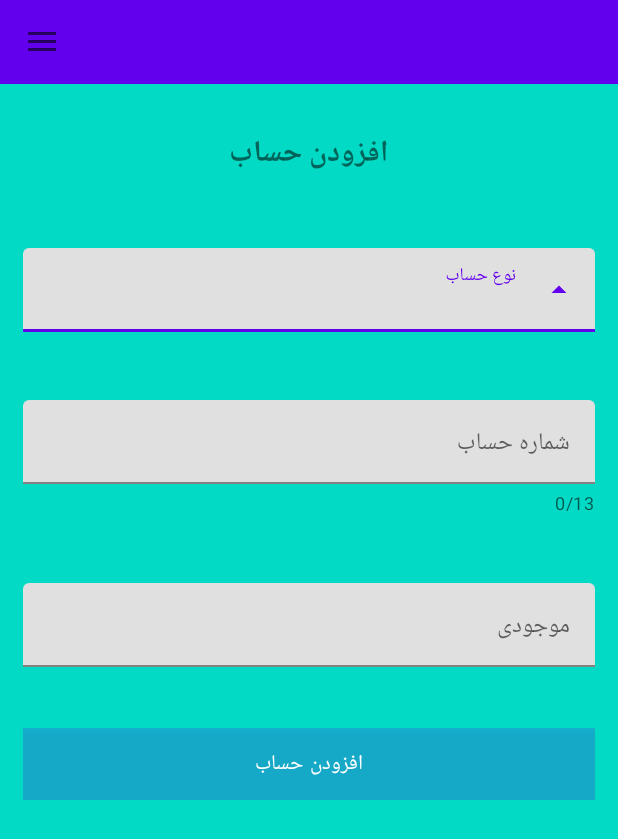
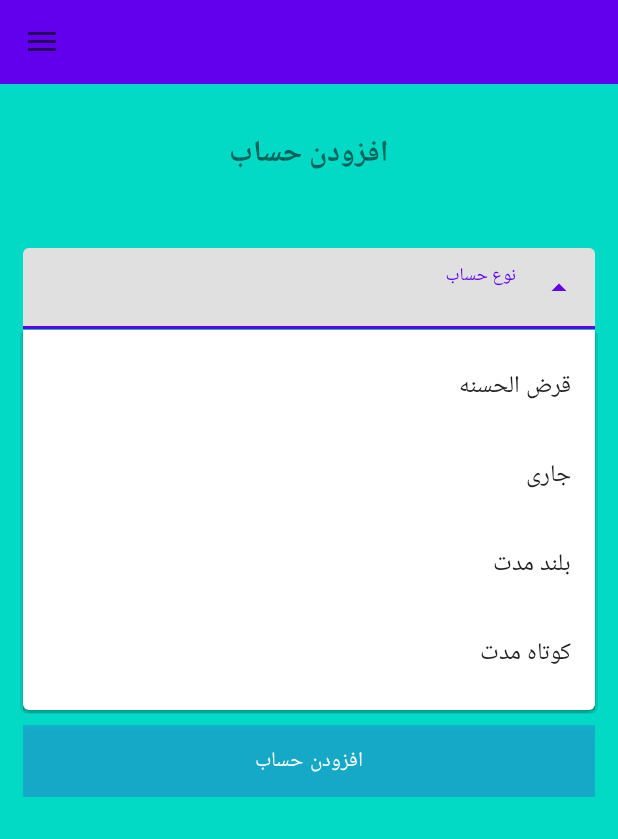
Before and after one commit to najmeRajabi/AccountManager, an Android app: the CreateAccountFragment screen opened through its navigation route, after a tap on an icon or button, on a phone screen of 412 x 824 dp. Shown: the top 839 px of the screen. Run offline under Robolectric (Android 15) with nearby library versions, the phone set to English and light mode, and no system bars; our stand-ins replace navigation-ui.

Commit message:
fix bug in CreateAccountFragment.kt

```diff
--- a/app/src/main/java/com/example/accountmanager/account/CreateAccountFragment.kt
+++ b/app/src/main/java/com/example/accountmanager/account/CreateAccountFragment.kt
@@ -7,6 +7,7 @@ import android.view.View
 import android.view.ViewGroup
 import android.widget.ArrayAdapter
 import android.widget.AutoCompleteTextView
+import android.widget.TextView
 import com.example.accountmanager.R
 import com.example.accountmanager.databinding.FragmentCreateAccountBinding
 
@@ -21,8 +22,8 @@ class CreateAccountFragment : Fragment() {
         inflater: LayoutInflater, container: ViewGroup?,
         savedInstanceState: Bundle?
     ): View? {
-        // Inflate the layout for this fragment
-        return inflater.inflate(R.layout.fragment_create_account, container, false)
+        binding = FragmentCreateAccountBinding.inflate(layoutInflater, container, false)
+        return binding.root
     }
 
     override fun onViewCreated(view: View, savedInstanceState: Bundle?) {
@@ -30,7 +31,8 @@ class CreateAccountFragment : Fragment() {
 
         val items = listOf("قرض الحسنه", "جاری", "بلند مدت", "کوتاه مدت")
         val adapter = ArrayAdapter(requireContext(), R.layout.list_item_account_type, items)
-        (binding.accountTypeEdt as? AutoCompleteTextView)?.setAdapter(adapter)
+        val txvAccountType = activity?.findViewById<AutoCompleteTextView>(R.id.accountType_edt)
+        txvAccountType?.setAdapter(adapter)
     }
 
 }
--- a/app/src/main/java/com/example/accountmanager/profile/EditProfileFragment.kt
+++ b/app/src/main/java/com/example/accountmanager/profile/EditProfileFragment.kt
@@ -38,7 +38,8 @@ class EditProfileFragment : Fragment() {
          binding.registerBtn.setOnClickListener {
              if (checkFields()) {
                  saveInSharedPref()
-                 findNavController().navigate(R.id.action_editProfileFragment_to_showProfileFragment)
+                 activity?.onBackPressed()
+//                 findNavController().navigate(R.id.action_editProfileFragment_to_showProfileFragment)
              }
          }
     }
--- a/app/src/main/java/com/example/accountmanager/profile/ShowProfileFragment.kt
+++ b/app/src/main/java/com/example/accountmanager/profile/ShowProfileFragment.kt
@@ -6,6 +6,7 @@ import androidx.fragment.app.Fragment
 import android.view.LayoutInflater
 import android.view.View
 import android.view.ViewGroup
+import androidx.navigation.fragment.findNavController
 import com.example.accountmanager.R
 import com.example.accountmanager.databinding.FragmentShowProfileBinding
 
@@ -37,7 +38,7 @@ class ShowProfileFragment : Fragment() {
         super.onViewCreated(view, savedInstanceState)
 
         binding.editProfileBtn.setOnClickListener {
-            activity?.onBackPressed()
+            findNavController().navigate(R.id.action_showProfileFragment_to_editProfileFragment)
         }
     }
 
--- a/app/src/main/res/layout/fragment_create_account.xml
+++ b/app/src/main/res/layout/fragment_create_account.xml
@@ -24,10 +24,11 @@
 
 
         <com.google.android.material.textfield.TextInputLayout
+            android:id="@+id/box_accountType_edt"
             android:layout_width="match_parent"
             android:layout_height="wrap_content"
             android:layout_marginTop="30dp"
-            style="@style/Widget.MaterialComponents.TextInputLayout.FilledBox.ExposedDropdownMenu">
+            style="@style/Widget.MaterialComponents.TextInputLayout.FilledBox.Dense.ExposedDropdownMenu">
 
             <AutoCompleteTextView
                 android:id="@+id/accountType_edt"
--- a/app/src/main/res/layout/fragment_show_profile.xml
+++ b/app/src/main/res/layout/fragment_show_profile.xml
@@ -25,7 +25,8 @@
         <TextView
             android:id="@+id/txv_name"
             android:text="@string/fullName"
-            style="@style/textFiledStyle.editText.show" />
+            style="@style/textFiledStyle.editText.show"
+             />
 
         <TextView
             android:text="@string/faderName"
```
